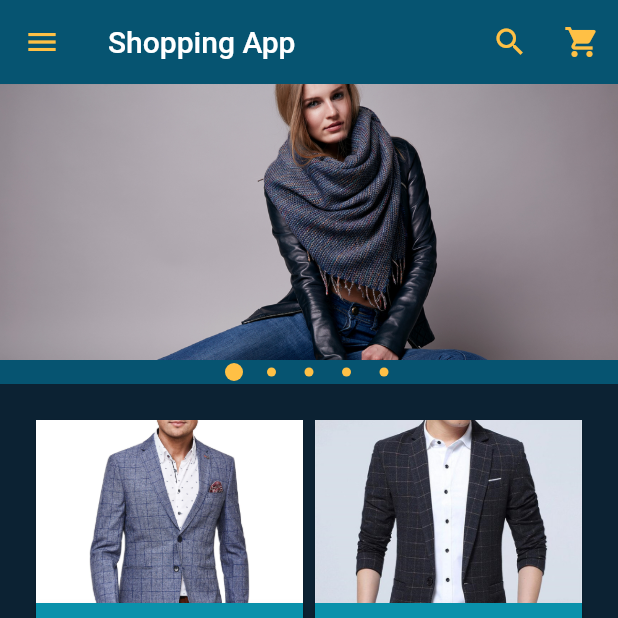
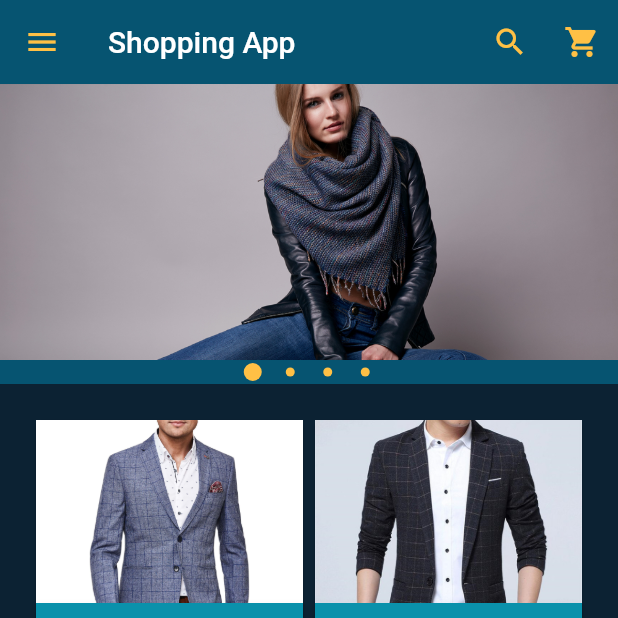
Before and after one commit to ahmedashraffcih/Flutter-Shopping-App, a Flutter app: the screen it shows after launch, on a phone screen of 412 x 824 dp, the top half of it. Run offline on Flutter 3.47's test engine with Material 2 defaults, Android fonts, the phone set to English and light mode, and no system bars; drawn by our look-alikes of carousel_pro.

```diff
--- a/lib/Components/Carousel.dart
+++ b/lib/Components/Carousel.dart
@@ -7,10 +7,9 @@ import 'package:flutter_shopping_app/Components/Constants.dart';
       boxFit: BoxFit.cover,
       images: [
         AssetImage('images/Carsuol1.jpg'),
-        AssetImage('images/Carsuol1.jpg'),
-        AssetImage('images/Carsuol1.jpg'),
-        AssetImage('images/Carsuol1.jpg'),
-        AssetImage('images/Carsuol1.jpg'),
+        AssetImage('images/Carsuol3.jpg'),
+        AssetImage('images/Carsuol2.jpg'),
+        AssetImage('images/Carsuol4.jpg'),
       ],
       autoplay: true,
       //showIndicator: false,
```
